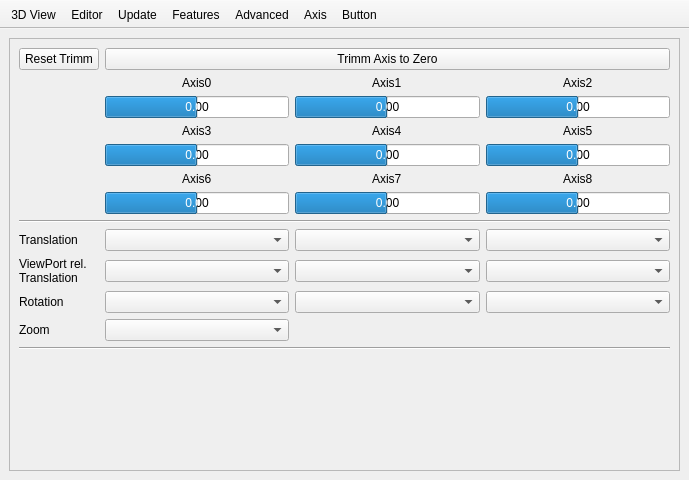
Above: src/Preferences.ui from MichaelPFrey/openscad before the change. Below: the same form after it.
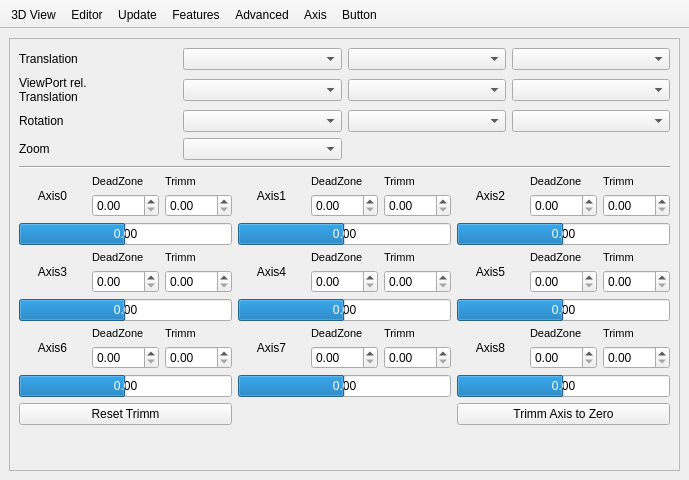
That is the form after the change. Icons and pictures are not drawn.

Commit message: Axis Trimm & Deadzone

Diff of the .ui file:
```diff
--- a/src/Preferences.ui
+++ b/src/Preferences.ui
@@ -1477,289 +1477,709 @@
             <rect>
              <x>0</x>
              <y>0</y>
-             <width>669</width>
-             <height>392</height>
+             <width>655</width>
+             <height>442</height>
             </rect>
            </property>
            <layout class="QGridLayout" name="gridLayout_7" columnstretch="0,0,0,0">
-            <item row="1" column="1" alignment="Qt::AlignHCenter">
-             <widget class="QLabel" name="labelAxis0">
-              <property name="text">
-               <string>Axis0</string>
-              </property>
-             </widget>
-            </item>
-            <item row="4" column="2">
-             <widget class="QProgressBar" name="progressBarAxis4">
-              <property name="minimum">
-               <number>-100</number>
-              </property>
-              <property name="value">
-               <number>0</number>
-              </property>
-              <property name="format">
-               <string>0.00</string>
-              </property>
-             </widget>
-            </item>
-            <item row="5" column="2" alignment="Qt::AlignHCenter">
-             <widget class="QLabel" name="labelAxis0_8">
-              <property name="text">
-               <string>Axis7</string>
-              </property>
-             </widget>
-            </item>
-            <item row="14" column="0">
-             <widget class="QLabel" name="labelInputRotation">
-              <property name="text">
-               <string>Rotation</string>
-              </property>
-             </widget>
-            </item>
-            <item row="12" column="3">
-             <widget class="QComboBox" name="comboBoxTranslationZ"/>
-            </item>
-            <item row="12" column="2">
-             <widget class="QComboBox" name="comboBoxTranslationY"/>
-            </item>
-            <item row="15" column="1">
-             <widget class="QComboBox" name="comboBoxZoom"/>
-            </item>
-            <item row="15" column="0">
-             <widget class="QLabel" name="labelInputZoom">
-              <property name="text">
-               <string>Zoom</string>
-              </property>
-             </widget>
-            </item>
-            <item row="12" column="1">
-             <widget class="QComboBox" name="comboBoxTranslationX"/>
-            </item>
-            <item row="13" column="3">
-             <widget class="QComboBox" name="comboBoxTranslationZVPRel"/>
-            </item>
-            <item row="1" column="2" alignment="Qt::AlignHCenter">
-             <widget class="QLabel" name="labelAxis0_2">
-              <property name="text">
-               <string>Axis1</string>
-              </property>
-             </widget>
-            </item>
-            <item row="6" column="3">
-             <widget class="QProgressBar" name="progressBarAxis8">
-              <property name="minimum">
-               <number>-100</number>
-              </property>
-              <property name="value">
-               <number>0</number>
-              </property>
-              <property name="format">
-               <string>0.00</string>
-              </property>
-             </widget>
-            </item>
-            <item row="5" column="3" alignment="Qt::AlignHCenter">
-             <widget class="QLabel" name="labelAxis0_9">
-              <property name="text">
-               <string>Axis8</string>
-              </property>
-             </widget>
-            </item>
-            <item row="1" column="3" alignment="Qt::AlignHCenter">
-             <widget class="QLabel" name="labelAxis0_3">
-              <property name="text">
-               <string>Axis2</string>
-              </property>
-             </widget>
-            </item>
-            <item row="6" column="1">
-             <widget class="QProgressBar" name="progressBarAxis6">
-              <property name="minimum">
-               <number>-100</number>
-              </property>
-              <property name="value">
-               <number>0</number>
-              </property>
-              <property name="format">
-               <string>0.00</string>
-              </property>
-             </widget>
-            </item>
-            <item row="3" column="3" alignment="Qt::AlignHCenter">
-             <widget class="QLabel" name="labelAxis0_4">
-              <property name="text">
-               <string>Axis5</string>
-              </property>
-             </widget>
-            </item>
-            <item row="3" column="2" alignment="Qt::AlignHCenter">
-             <widget class="QLabel" name="labelAxis0_5">
-              <property name="text">
-               <string>Axis4</string>
-              </property>
-             </widget>
-            </item>
-            <item row="5" column="1" alignment="Qt::AlignHCenter">
-             <widget class="QLabel" name="labelAxis0_7">
-              <property name="text">
-               <string>Axis6</string>
-              </property>
-             </widget>
-            </item>
-            <item row="3" column="1" alignment="Qt::AlignHCenter">
-             <widget class="QLabel" name="labelAxis0_6">
-              <property name="text">
-               <string>Axis3</string>
-              </property>
-             </widget>
-            </item>
-            <item row="6" column="2">
-             <widget class="QProgressBar" name="progressBarAxis7">
-              <property name="minimum">
-               <number>-100</number>
-              </property>
-              <property name="value">
-               <number>0</number>
-              </property>
-              <property name="format">
-               <string>0.00</string>
-              </property>
-             </widget>
-            </item>
-            <item row="2" column="3">
-             <widget class="QProgressBar" name="progressBarAxis2">
-              <property name="minimum">
-               <number>-100</number>
-              </property>
-              <property name="value">
-               <number>0</number>
-              </property>
-              <property name="format">
-               <string>0.00</string>
-              </property>
-             </widget>
-            </item>
-            <item row="4" column="1">
-             <widget class="QProgressBar" name="progressBarAxis3">
-              <property name="minimum">
-               <number>-100</number>
-              </property>
-              <property name="value">
-               <number>0</number>
-              </property>
-              <property name="format">
-               <string>0.00</string>
-              </property>
-             </widget>
-            </item>
-            <item row="4" column="3">
-             <widget class="QProgressBar" name="progressBarAxis5">
-              <property name="minimum">
-               <number>-100</number>
-              </property>
-              <property name="value">
-               <number>0</number>
-              </property>
-              <property name="format">
-               <string>0.00</string>
-              </property>
-             </widget>
-            </item>
-            <item row="14" column="1">
-             <widget class="QComboBox" name="comboBoxRotationX"/>
+            <item row="18" column="0" colspan="4">
+             <layout class="QGridLayout" name="gridLayout_10">
+              <item row="7" column="2">
+               <widget class="QLabel" name="labelAxisTrimm3">
+                <property name="font">
+                 <font>
+                  <pointsize>8</pointsize>
+                 </font>
+                </property>
+                <property name="text">
+                 <string>Trimm</string>
+                </property>
+               </widget>
+              </item>
+              <item row="11" column="1">
+               <widget class="QDoubleSpinBox" name="doubleSpinBoxDeadzone6">
+                <property name="singleStep">
+                 <double>0.050000000000000</double>
+                </property>
+               </widget>
+              </item>
+              <item row="0" column="2">
+               <widget class="QLabel" name="labelAxisTrimm0">
+                <property name="font">
+                 <font>
+                  <pointsize>8</pointsize>
+                 </font>
+                </property>
+                <property name="text">
+                 <string>Trimm</string>
+                </property>
+               </widget>
+              </item>
+              <item row="9" column="0" colspan="3">
+               <widget class="QProgressBar" name="progressBarAxis3">
+                <property name="minimum">
+                 <number>-100</number>
+                </property>
+                <property name="value">
+                 <number>0</number>
+                </property>
+                <property name="format">
+                 <string>0.00</string>
+                </property>
+               </widget>
+              </item>
+              <item row="1" column="2">
+               <widget class="QDoubleSpinBox" name="doubleSpinBoxTrimm0">
+                <property name="singleStep">
+                 <double>0.010000000000000</double>
+                </property>
+               </widget>
+              </item>
+              <item row="13" column="0" colspan="3">
+               <widget class="QPushButton" name="pushButtonAxisTrimmReset">
+                <property name="text">
+                 <string>Reset Trimm</string>
+                </property>
+               </widget>
+              </item>
+              <item row="1" column="4">
+               <widget class="QDoubleSpinBox" name="doubleSpinBoxDeadzone1">
+                <property name="singleStep">
+                 <double>0.050000000000000</double>
+                </property>
+               </widget>
+              </item>
+              <item row="12" column="3" colspan="3">
+               <widget class="QProgressBar" name="progressBarAxis7">
+                <property name="minimum">
+                 <number>-100</number>
+                </property>
+                <property name="value">
+                 <number>0</number>
+                </property>
+                <property name="format">
+                 <string>0.00</string>
+                </property>
+               </widget>
+              </item>
+              <item row="9" column="3" colspan="3">
+               <widget class="QProgressBar" name="progressBarAxis4">
+                <property name="minimum">
+                 <number>-100</number>
+                </property>
+                <property name="value">
+                 <number>0</number>
+                </property>
+                <property name="format">
+                 <string>0.00</string>
+                </property>
+               </widget>
+              </item>
+              <item row="1" column="7">
+               <widget class="QDoubleSpinBox" name="doubleSpinBoxDeadzone2">
+                <property name="singleStep">
+                 <double>0.050000000000000</double>
+                </property>
+               </widget>
+              </item>
+              <item row="1" column="1">
+               <widget class="QDoubleSpinBox" name="doubleSpinBoxDeadzone0">
+                <property name="singleStep">
+                 <double>0.050000000000000</double>
+                </property>
+               </widget>
+              </item>
+              <item row="9" column="6" colspan="3">
+               <widget class="QProgressBar" name="progressBarAxis5">
+                <property name="minimum">
+                 <number>-100</number>
+                </property>
+                <property name="value">
+                 <number>0</number>
+                </property>
+                <property name="format">
+                 <string>0.00</string>
+                </property>
+               </widget>
+              </item>
+              <item row="0" column="1">
+               <widget class="QLabel" name="labelAxisDeadzone0">
+                <property name="font">
+                 <font>
+                  <pointsize>8</pointsize>
+                 </font>
+                </property>
+                <property name="text">
+                 <string>DeadZone</string>
+                </property>
+               </widget>
+              </item>
+              <item row="1" column="5">
+               <widget class="QDoubleSpinBox" name="doubleSpinBoxTrimm1">
+                <property name="singleStep">
+                 <double>0.010000000000000</double>
+                </property>
+               </widget>
+              </item>
+              <item row="11" column="2">
+               <widget class="QDoubleSpinBox" name="doubleSpinBoxTrimm6">
+                <property name="singleStep">
+                 <double>0.010000000000000</double>
+                </property>
+               </widget>
+              </item>
+              <item row="6" column="3" colspan="3">
+               <widget class="QProgressBar" name="progressBarAxis1">
+                <property name="minimum">
+                 <number>-100</number>
+                </property>
+                <property name="value">
+                 <number>0</number>
+                </property>
+                <property name="format">
+                 <string>0.00</string>
+                </property>
+               </widget>
+              </item>
+              <item row="1" column="8">
+               <widget class="QDoubleSpinBox" name="doubleSpinBoxTrimm2">
+                <property name="singleStep">
+                 <double>0.010000000000000</double>
+                </property>
+               </widget>
+              </item>
+              <item row="8" column="8">
+               <widget class="QDoubleSpinBox" name="doubleSpinBoxTrimm5">
+                <property name="singleStep">
+                 <double>0.010000000000000</double>
+                </property>
+               </widget>
+              </item>
+              <item row="13" column="6" colspan="3">
+               <widget class="QPushButton" name="pushButtonAxisTrimm">
+                <property name="text">
+                 <string>Trimm Axis to Zero</string>
+                </property>
+               </widget>
+              </item>
+              <item row="12" column="6" colspan="3">
+               <widget class="QProgressBar" name="progressBarAxis8">
+                <property name="minimum">
+                 <number>-100</number>
+                </property>
+                <property name="value">
+                 <number>0</number>
+                </property>
+                <property name="format">
+                 <string>0.00</string>
+                </property>
+               </widget>
+              </item>
+              <item row="11" column="4">
+               <widget class="QDoubleSpinBox" name="doubleSpinBoxDeadzone7">
+                <property name="singleStep">
+                 <double>0.050000000000000</double>
+                </property>
+               </widget>
+              </item>
+              <item row="8" column="1">
+               <widget class="QDoubleSpinBox" name="doubleSpinBoxDeadzone3">
+                <property name="singleStep">
+                 <double>0.050000000000000</double>
+                </property>
+               </widget>
+              </item>
+              <item row="8" column="4">
+               <widget class="QDoubleSpinBox" name="doubleSpinBoxDeadzone4">
+                <property name="singleStep">
+                 <double>0.050000000000000</double>
+                </property>
+               </widget>
+              </item>
+              <item row="8" column="2">
+               <widget class="QDoubleSpinBox" name="doubleSpinBoxTrimm3">
+                <property name="singleStep">
+                 <double>0.010000000000000</double>
+                </property>
+               </widget>
+              </item>
+              <item row="8" column="5">
+               <widget class="QDoubleSpinBox" name="doubleSpinBoxTrimm4">
+                <property name="singleStep">
+                 <double>0.010000000000000</double>
+                </property>
+               </widget>
+              </item>
+              <item row="11" column="8">
+               <widget class="QDoubleSpinBox" name="doubleSpinBoxTrimm8">
+                <property name="singleStep">
+                 <double>0.010000000000000</double>
+                </property>
+               </widget>
+              </item>
+              <item row="11" column="5">
+               <widget class="QDoubleSpinBox" name="doubleSpinBoxTrimm7">
+                <property name="singleStep">
+                 <double>0.010000000000000</double>
+                </property>
+               </widget>
+              </item>
+              <item row="11" column="7">
+               <widget class="QDoubleSpinBox" name="doubleSpinBoxDeadzone8">
+                <property name="singleStep">
+                 <double>0.050000000000000</double>
+                </property>
+               </widget>
+              </item>
+              <item row="8" column="7">
+               <widget class="QDoubleSpinBox" name="doubleSpinBoxDeadzone5">
+                <property name="singleStep">
+                 <double>0.050000000000000</double>
+                </property>
+               </widget>
+              </item>
+              <item row="12" column="0" colspan="3">
+               <widget class="QProgressBar" name="progressBarAxis6">
+                <property name="minimum">
+                 <number>-100</number>
+                </property>
+                <property name="value">
+                 <number>0</number>
+                </property>
+                <property name="format">
+                 <string>0.00</string>
+                </property>
+               </widget>
+              </item>
+              <item row="6" column="6" colspan="3">
+               <widget class="QProgressBar" name="progressBarAxis2">
+                <property name="minimum">
+                 <number>-100</number>
+                </property>
+                <property name="value">
+                 <number>0</number>
+                </property>
+                <property name="format">
+                 <string>0.00</string>
+                </property>
+               </widget>
+              </item>
+              <item row="6" column="0" colspan="3">
+               <widget class="QProgressBar" name="progressBarAxis0">
+                <property name="minimum">
+                 <number>-100</number>
+                </property>
+                <property name="value">
+                 <number>0</number>
+                </property>
+                <property name="format">
+                 <string>0.00</string>
+                </property>
+               </widget>
+              </item>
+              <item row="10" column="2">
+               <widget class="QLabel" name="labelAxisTrimm6">
+                <property name="font">
+                 <font>
+                  <pointsize>8</pointsize>
+                 </font>
+                </property>
+                <property name="text">
+                 <string>Trimm</string>
+                </property>
+               </widget>
+              </item>
+              <item row="7" column="1">
+               <widget class="QLabel" name="labelAxisDeadzone3">
+                <property name="font">
+                 <font>
+                  <pointsize>8</pointsize>
+                 </font>
+                </property>
+                <property name="text">
+                 <string>DeadZone</string>
+                </property>
+               </widget>
+              </item>
+              <item row="10" column="1">
+               <widget class="QLabel" name="labelAxisDeadzone6">
+                <property name="font">
+                 <font>
+                  <pointsize>8</pointsize>
+                 </font>
+                </property>
+                <property name="text">
+                 <string>DeadZone</string>
+                </property>
+               </widget>
+              </item>
+              <item row="10" column="4">
+               <widget class="QLabel" name="labelAxisDeadzone7">
+                <property name="font">
+                 <font>
+                  <pointsize>8</pointsize>
+                 </font>
+                </property>
+                <property name="text">
+                 <string>DeadZone</string>
+                </property>
+               </widget>
+              </item>
+              <item row="10" column="5">
+               <widget class="QLabel" name="labelAxisTrimm7">
+                <property name="font">
+                 <font>
+                  <pointsize>8</pointsize>
+                 </font>
+                </property>
+                <property name="text">
+                 <string>Trimm</string>
+                </property>
+               </widget>
+              </item>
+              <item row="10" column="7">
+               <widget class="QLabel" name="labelAxisDeadzone8">
+                <property name="font">
+                 <font>
+                  <pointsize>8</pointsize>
+                 </font>
+                </property>
+                <property name="text">
+                 <string>DeadZone</string>
+                </property>
+               </widget>
+              </item>
+              <item row="10" column="8">
+               <widget class="QLabel" name="labelAxisTrimm8">
+                <property name="font">
+                 <font>
+                  <pointsize>8</pointsize>
+                 </font>
+                </property>
+                <property name="text">
+                 <string>Trimm</string>
+                </property>
+               </widget>
+              </item>
+              <item row="7" column="7">
+               <widget class="QLabel" name="labelAxisDeadzone5">
+                <property name="font">
+                 <font>
+                  <pointsize>8</pointsize>
+                 </font>
+                </property>
+                <property name="text">
+                 <string>DeadZone</string>
+                </property>
+               </widget>
+              </item>
+              <item row="7" column="8">
+               <widget class="QLabel" name="labelAxisTrimm5">
+                <property name="font">
+                 <font>
+                  <pointsize>8</pointsize>
+                 </font>
+                </property>
+                <property name="text">
+                 <string>Trimm</string>
+                </property>
+               </widget>
+              </item>
+              <item row="7" column="4">
+               <widget class="QLabel" name="labelAxisDeadzone4">
+                <property name="font">
+                 <font>
+                  <pointsize>8</pointsize>
+                 </font>
+                </property>
+                <property name="text">
+                 <string>DeadZone</string>
+                </property>
+               </widget>
+              </item>
+              <item row="7" column="5">
+               <widget class="QLabel" name="labelAxisTrimm4">
+                <property name="font">
+                 <font>
+                  <pointsize>8</pointsize>
+                 </font>
+                </property>
+                <property name="text">
+                 <string>Trimm</string>
+                </property>
+               </widget>
+              </item>
+              <item row="0" column="7">
+               <widget class="QLabel" name="labelAxisDeadzone2">
+                <property name="font">
+                 <font>
+                  <pointsize>8</pointsize>
+                 </font>
+                </property>
+                <property name="text">
+                 <string>DeadZone</string>
+                </property>
+               </widget>
+              </item>
+              <item row="0" column="8">
+               <widget class="QLabel" name="labelAxisTrimm2">
+                <property name="font">
+                 <font>
+                  <pointsize>8</pointsize>
+                 </font>
+                </property>
+                <property name="text">
+                 <string>Trimm</string>
+                </property>
+               </widget>
+              </item>
+              <item row="0" column="6" rowspan="2">
+               <widget class="QLabel" name="labelAxis2">
+                <property name="sizePolicy">
+                 <sizepolicy hsizetype="Minimum" vsizetype="Minimum">
+                  <horstretch>0</horstretch>
+                  <verstretch>0</verstretch>
+                 </sizepolicy>
+                </property>
+                <property name="text">
+                 <string>Axis2</string>
+                </property>
+                <property name="alignment">
+                 <set>Qt::AlignCenter</set>
+                </property>
+               </widget>
+              </item>
+              <item row="0" column="0" rowspan="2">
+               <widget class="QLabel" name="labelAxis0">
+                <property name="sizePolicy">
+                 <sizepolicy hsizetype="Minimum" vsizetype="Minimum">
+                  <horstretch>0</horstretch>
+                  <verstretch>0</verstretch>
+                 </sizepolicy>
+                </property>
+                <property name="text">
+                 <string>Axis0</string>
+                </property>
+                <property name="alignment">
+                 <set>Qt::AlignCenter</set>
+                </property>
+               </widget>
+              </item>
+              <item row="7" column="0" rowspan="2">
+               <widget class="QLabel" name="labelAxis3">
+                <property name="sizePolicy">
+                 <sizepolicy hsizetype="Minimum" vsizetype="Minimum">
+                  <horstretch>0</horstretch>
+                  <verstretch>0</verstretch>
+                 </sizepolicy>
+                </property>
+                <property name="text">
+                 <string>Axis3</string>
+                </property>
+                <property name="alignment">
+                 <set>Qt::AlignCenter</set>
+                </property>
+               </widget>
+              </item>
+              <item row="10" column="0" rowspan="2">
+               <widget class="QLabel" name="labelAxis6">
+                <property name="sizePolicy">
+                 <sizepolicy hsizetype="Minimum" vsizetype="Minimum">
+                  <horstretch>0</horstretch>
+                  <verstretch>0</verstretch>
+                 </sizepolicy>
+                </property>
+                <property name="text">
+                 <string>Axis6</string>
+                </property>
+                <property name="alignment">
+                 <set>Qt::AlignCenter</set>
+                </property>
+               </widget>
+              </item>
+              <item row="10" column="6" rowspan="2">
+               <widget class="QLabel" name="labelAxis8">
+                <property name="sizePolicy">
+                 <sizepolicy hsizetype="Minimum" vsizetype="Minimum">
+                  <horstretch>0</horstretch>
+                  <verstretch>0</verstretch>
+                 </sizepolicy>
+                </property>
+                <property name="text">
+                 <string>Axis8</string>
+                </property>
+                <property name="alignment">
+                 <set>Qt::AlignCenter</set>
+                </property>
+               </widget>
+              </item>
+              <item row="10" column="3" rowspan="2">
+               <widget class="QLabel" name="labelAxis7">
+                <property name="sizePolicy">
+                 <sizepolicy hsizetype="Minimum" vsizetype="Minimum">
+                  <horstretch>0</horstretch>
+                  <verstretch>0</verstretch>
+                 </sizepolicy>
+                </property>
+                <property name="text">
+                 <string>Axis7</string>
+                </property>
+                <property name="alignment">
+                 <set>Qt::AlignCenter</set>
+                </property>
+               </widget>
+              </item>
+              <item row="7" column="6" rowspan="2">
+               <widget class="QLabel" name="labelAxis5">
+                <property name="sizePolicy">
+                 <sizepolicy hsizetype="Minimum" vsizetype="Minimum">
+                  <horstretch>0</horstretch>
+                  <verstretch>0</verstretch>
+                 </sizepolicy>
+                </property>
+                <property name="text">
+                 <string>Axis5</string>
+                </property>
+                <property name="alignment">
+                 <set>Qt::AlignCenter</set>
+                </property>
+               </widget>
+              </item>
+              <item row="0" column="3" rowspan="2">
+               <widget class="QLabel" name="labelAxis1">
+                <property name="sizePolicy">
+                 <sizepolicy hsizetype="Minimum" vsizetype="Minimum">
+                  <horstretch>0</horstretch>
+                  <verstretch>0</verstretch>
+                 </sizepolicy>
+                </property>
+                <property name="text">
+                 <string>Axis1</string>
+                </property>
+                <property name="alignment">
+                 <set>Qt::AlignCenter</set>
+                </property>
+               </widget>
+              </item>
+              <item row="7" column="3" rowspan="2">
+               <widget class="QLabel" name="labelAxis4">
+                <property name="sizePolicy">
+                 <sizepolicy hsizetype="Minimum" vsizetype="Minimum">
+                  <horstretch>0</horstretch>
+                  <verstretch>0</verstretch>
+                 </sizepolicy>
+                </property>
+                <property name="text">
+                 <string>Axis4</string>
+                </property>
+                <property name="alignment">
+                 <set>Qt::AlignCenter</set>
+                </property>
+               </widget>
+              </item>
+              <item row="0" column="4">
+               <widget class="QLabel" name="labelAxisDeadzone1">
+                <property name="font">
+                 <font>
+                  <pointsize>8</pointsize>
+                 </font>
+                </property>
+                <property name="text">
+                 <string>DeadZone</string>
+                </property>
+               </widget>
+              </item>
+              <item row="0" column="5">
+               <widget class="QLabel" name="labelAxisTrimm1">
+                <property name="font">
+                 <font>
+                  <pointsize>8</pointsize>
+                 </font>
+                </property>
+                <property name="text">
+                 <string>Trimm</string>
+                </property>
+               </widget>
+              </item>
+             </layout>
             </item>
             <item row="14" column="2">
-             <widget class="QComboBox" name="comboBoxRotationY"/>
+             <widget class="QComboBox" name="comboBoxTranslationYVPRel"/>
+            </item>
+            <item row="14" column="1">
+             <widget class="QComboBox" name="comboBoxTranslationXVPRel"/>
             </item>
             <item row="14" column="3">
-             <widget class="QComboBox" name="comboBoxRotationZ"/>
+             <widget class="QComboBox" name="comboBoxTranslationZVPRel"/>
             </item>
-            <item row="12" column="0">
+            <item row="13" column="0">
              <widget class="QLabel" name="labelInputTranslation">
               <property name="text">
                <string>Translation</string>
               </property>
              </widget>
             </item>
-            <item row="27" column="0">
-             <spacer name="verticalSpacer_4">
-              <property name="orientation">
-               <enum>Qt::Vertical</enum>
-              </property>
-              <property name="sizeHint" stdset="0">
-               <size>
-                <width>20</width>
-                <height>40</height>
-               </size>
-              </property>
-             </spacer>
+            <item row="15" column="1">
+             <widget class="QComboBox" name="comboBoxRotationX"/>
             </item>
-            <item row="16" column="0" colspan="4">
-             <widget class="Line" name="line">
-              <property name="orientation">
-               <enum>Qt::Horizontal</enum>
+            <item row="16" column="0">
+             <widget class="QLabel" name="labelInputZoom">
+              <property name="text">
+               <string>Zoom</string>
               </property>
              </widget>
             </item>
-            <item row="13" column="0">
+            <item row="14" column="0">
              <widget class="QLabel" name="labelInputTranslationViewPortRelative">
               <property name="text">
                <string>ViewPort rel.&lt;br/&gt;Translation</string>
               </property>
              </widget>
             </item>
+            <item row="16" column="1">
+             <widget class="QComboBox" name="comboBoxZoom"/>
+            </item>
+            <item row="15" column="3">
+             <widget class="QComboBox" name="comboBoxRotationZ"/>
+            </item>
+            <item row="13" column="3">
+             <widget class="QComboBox" name="comboBoxTranslationZ"/>
+            </item>
+            <item row="15" column="0">
+             <widget class="QLabel" name="labelInputRotation">
+              <property name="text">
+               <string>Rotation</string>
+              </property>
+             </widget>
+            </item>
+            <item row="28" column="0">
+             <spacer name="verticalSpacer_4">
+              <property name="orientation">
+               <enum>Qt::Vertical</enum>
+              </property>
+              <property name="sizeHint" stdset="0">
+               <size>
+                <width>20</width>
+                <height>40</height>
+               </size>
+              </property>
+             </spacer>
+            </item>
             <item row="13" column="2">
-             <widget class="QComboBox" name="comboBoxTranslationYVPRel"/>
+             <widget class="QComboBox" name="comboBoxTranslationY"/>
             </item>
             <item row="13" column="1">
-             <widget class="QComboBox" name="comboBoxTranslationXVPRel"/>
+             <widget class="QComboBox" name="comboBoxTranslationX"/>
             </item>
-            <item row="2" column="2">
-             <widget class="QProgressBar" name="progressBarAxis1">
-              <property name="minimum">
-               <number>-100</number>
-              </property>
-              <property name="value">
-               <number>0</number>
-              </property>
-              <property name="format">
-               <string>0.00</string>
-              </property>
-             </widget>
-            </item>
-            <item row="2" column="1">
-             <widget class="QProgressBar" name="progressBarAxis0">
-              <property name="minimum">
-               <number>-100</number>
-              </property>
-              <property name="value">
-               <number>0</number>
-              </property>
-              <property name="format">
-               <string>0.00</string>
-              </property>
-             </widget>
-            </item>
-            <item row="10" column="0" colspan="4">
-             <widget class="Line" name="line_2">
+            <item row="17" column="0" colspan="4">
+             <widget class="Line" name="line">
               <property name="orientation">
                <enum>Qt::Horizontal</enum>
               </property>
              </widget>
             </item>
-            <item row="0" column="1" colspan="3">
-             <widget class="QPushButton" name="pushButtonAxisTrimm">
-              <property name="text">
-               <string>Trimm Axis to Zero</string>
-              </property>
-             </widget>
-            </item>
-            <item row="0" column="0">
-             <widget class="QPushButton" name="pushButtonAxisTrimmReset">
-              <property name="text">
-               <string>Reset Trimm</string>
-              </property>
-             </widget>
+            <item row="15" column="2">
+             <widget class="QComboBox" name="comboBoxRotationY"/>
             </item>
            </layout>
           </widget>
```
Left out of the diff: 2 changed lines with no effect on the pictures. The commit also changes 8 other files.
